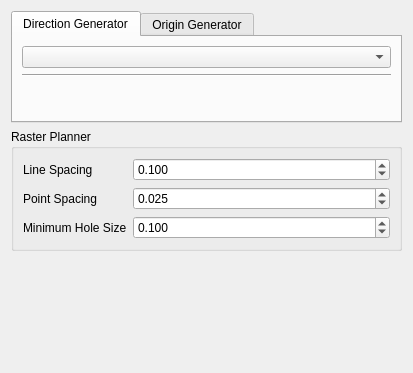
The window that noether_gui/src/widgets/tool_path_planners/raster/raster_planner_widget.ui (ros-industrial/noether) describes before a commit, drawn with Qt 5.
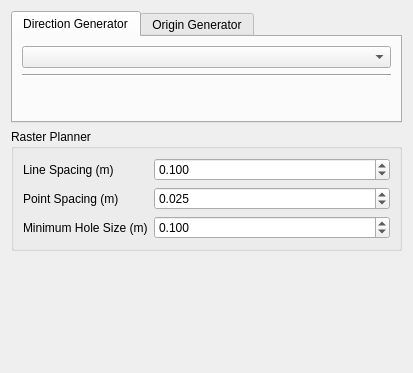
The same window after the commit.

Commit message: Added units and tool tip descriptions to nominal raster planner UI

Diff of the .ui file:
```diff
--- a/noether_gui/src/widgets/tool_path_planners/raster/raster_planner_widget.ui
+++ b/noether_gui/src/widgets/tool_path_planners/raster/raster_planner_widget.ui
@@ -86,7 +86,7 @@
         <item row="0" column="0">
          <widget class="QLabel" name="label_line_spacing">
           <property name="text">
-           <string>Line Spacing</string>
+           <string>Line Spacing (m)</string>
           </property>
          </widget>
         </item>
@@ -125,14 +125,14 @@
         <item row="1" column="0">
          <widget class="QLabel" name="label_point_spacing">
           <property name="text">
-           <string>Point Spacing</string>
+           <string>Point Spacing (m)</string>
           </property>
          </widget>
         </item>
         <item row="2" column="0">
          <widget class="QLabel" name="label_min_hole_size">
           <property name="text">
-           <string>Minimum Hole Size</string>
+           <string>Minimum Hole Size (m)</string>
           </property>
          </widget>
         </item>
```
Left out of the diff: 9 changed lines with no effect on the pictures.
